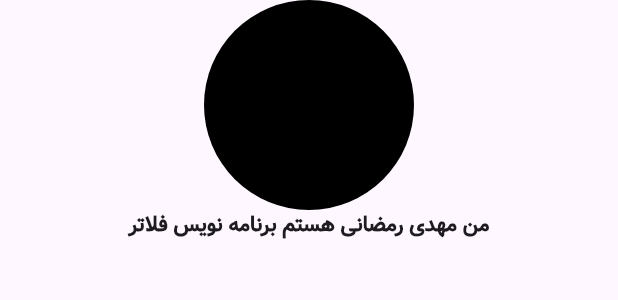
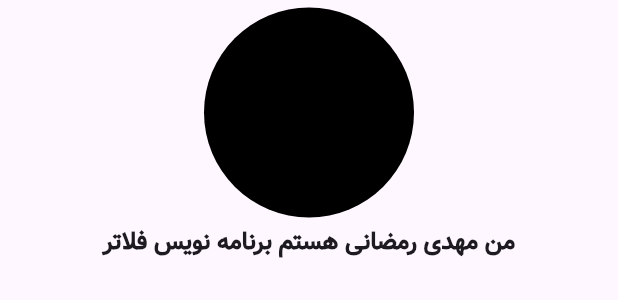
Before and after one commit to mahdiramezanii/cv-app, a Flutter app: what getbody() shows on an empty page, opened directly, on a phone screen of 412 x 824 dp. Shown: the top 300 px of the screen. Run offline on Flutter 3.47's test engine with Material 3 defaults, Android fonts, the phone set to English and light mode, and no system bars.

Commit message:
add sizedBox Widget

```diff
--- a/lib/main.dart
+++ b/lib/main.dart
@@ -38,6 +38,9 @@ Widget getbody() {
   return SingleChildScrollView(
     child: Column(
       children: [
+        SizedBox(
+          height: 5,
+        ),
         Center(
           child: CircleAvatar(
             backgroundColor: Colors.black,
@@ -45,9 +48,12 @@ Widget getbody() {
             // backgroundImage: AssetImage("assetName"),
           ),
         ),
+        SizedBox(
+          height: 5,
+        ),
         Text(
           "من مهدی رمضانی هستم برنامه نویس فلاتر",
-          style: TextStyle(fontSize: 14, fontWeight: FontWeight.w700),
+          style: TextStyle(fontSize: 16, fontWeight: FontWeight.w700),
         ),
       ],
     ),
```
